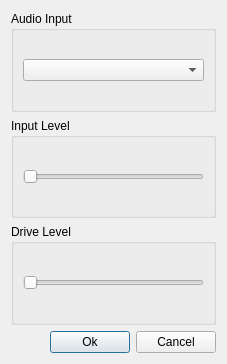
Before: the Qt Designer form Source/src/UI/audio_dialog.ui in zl2brg/cudaSDR, drawn with Qt 5.
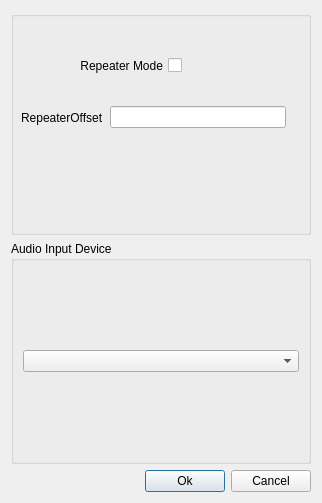
After: the same form once the commit is applied. Custom widgets are drawn as their Qt base class.

```diff
--- a/Source/src/UI/audio_dialog.ui
+++ b/Source/src/UI/audio_dialog.ui
@@ -6,18 +6,67 @@
    <rect>
     <x>0</x>
     <y>0</y>
-    <width>227</width>
-    <height>364</height>
+    <width>322</width>
+    <height>503</height>
    </rect>
   </property>
   <property name="windowTitle">
    <string>Dialog</string>
   </property>
   <layout class="QVBoxLayout" name="verticalLayout_2">
+   <item>
+    <widget class="QGroupBox" name="groupBox_2">
+     <property name="title">
+      <string/>
+     </property>
+     <widget class="QCheckBox" name="checkBox">
+      <property name="geometry">
+       <rect>
+        <x>20</x>
+        <y>40</y>
+        <width>151</width>
+        <height>29</height>
+       </rect>
+      </property>
+      <property name="layoutDirection">
+       <enum>Qt::RightToLeft</enum>
+      </property>
+      <property name="text">
+       <string>Repeater Mode</string>
+      </property>
+     </widget>
+     <widget class="QWidget" name="">
+      <property name="geometry">
+       <rect>
+        <x>10</x>
+        <y>90</y>
+        <width>265</width>
+        <height>33</height>
+       </rect>
+      </property>
+      <layout class="QHBoxLayout" name="horizontalLayout">
+       <item>
+        <widget class="QLabel" name="label">
+         <property name="text">
+          <string>RepeaterOffset</string>
+         </property>
+        </widget>
+       </item>
+       <item>
+        <widget class="QLineEdit" name="lineEdit">
+         <property name="maxLength">
+          <number>10</number>
+         </property>
+        </widget>
+       </item>
+      </layout>
+     </widget>
+    </widget>
+   </item>
    <item>
     <widget class="QGroupBox" name="groupBox">
      <property name="title">
-      <string>Audio Input</string>
+      <string>Audio Input Device </string>
      </property>
      <layout class="QHBoxLayout" name="horizontalLayout_3">
       <item>
@@ -26,44 +75,6 @@
      </layout>
     </widget>
    </item>
-   <item>
-    <widget class="QGroupBox" name="groupBox_2">
-     <property name="title">
-      <string>Input Level</string>
-     </property>
-     <layout class="QHBoxLayout" name="horizontalLayout">
-      <item>
-       <widget class="QSlider" name="inputLevelSlider">
-        <property name="maximum">
-         <number>100</number>
-        </property>
-        <property name="orientation">
-         <enum>Qt::Horizontal</enum>
-        </property>
-       </widget>
-      </item>
-     </layout>
-    </widget>
-   </item>
-   <item>
-    <widget class="QGroupBox" name="groupBox_3">
-     <property name="title">
-      <string>Drive Level</string>
-     </property>
-     <layout class="QHBoxLayout" name="horizontalLayout_2">
-      <item>
-       <widget class="QSlider" name="drivelevelSlider">
-        <property name="maximum">
-         <number>31</number>
-        </property>
-        <property name="orientation">
-         <enum>Qt::Horizontal</enum>
-        </property>
-       </widget>
-      </item>
-     </layout>
-    </widget>
-   </item>
    <item>
     <layout class="QHBoxLayout" name="horizontalLayout_4">
      <item>
```
